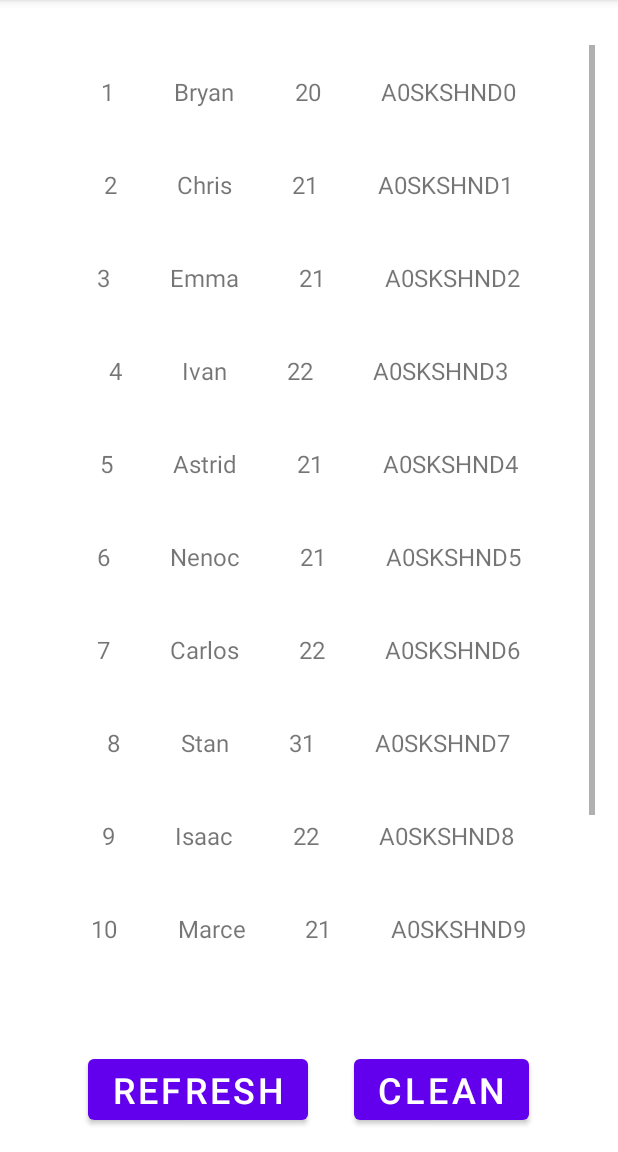
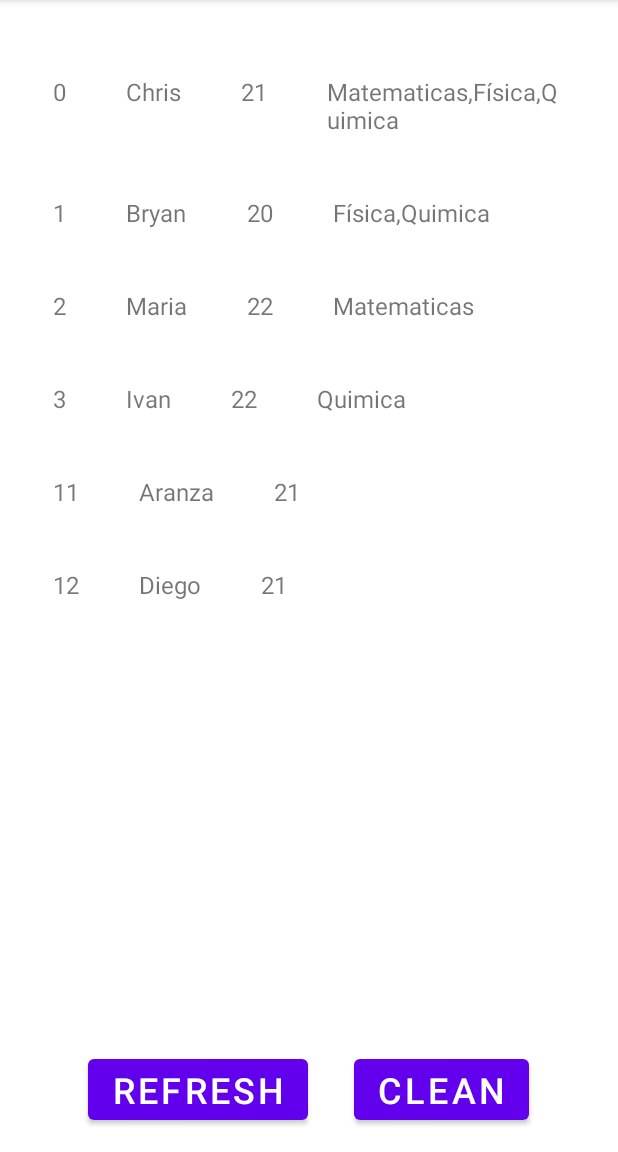
Before and after one commit to ChrisR1999/ejemploRecyclerview, an Android app: the screen it shows after launch (MainActivity), after a tap on "REFRESH", on a phone screen of 412 x 824 dp, the part 84-1236 px from its top. Run offline under Robolectric (Android 15) with nearby library versions, the phone set to English and light mode, and no system bars.

Commit message:
cambios y se agrego una consulta multiple

```diff
--- a/app/src/main/java/com/antsoftware/ejemplorecyclerview/MainActivity.java
+++ b/app/src/main/java/com/antsoftware/ejemplorecyclerview/MainActivity.java
@@ -1,6 +1,7 @@
 package com.antsoftware.ejemplorecyclerview;
 
 import androidx.appcompat.app.AppCompatActivity;
+import androidx.recyclerview.widget.GridLayoutManager;
 import androidx.recyclerview.widget.LinearLayoutManager;
 import androidx.recyclerview.widget.RecyclerView;
 
@@ -10,6 +11,7 @@ import android.widget.Button;
 import android.widget.Toast;
 
 import com.antsoftware.ejemplorecyclerview.db.DBHelper;
+import com.antsoftware.ejemplorecyclerview.db.models.StudentsModel;
 import com.antsoftware.ejemplorecyclerview.recycler.adapters.UserAdapter;
 import com.antsoftware.ejemplorecyclerview.recycler.models.UserModel;
 
@@ -22,7 +24,7 @@ public class MainActivity extends AppCompatActivity {
     private UserAdapter userAdapter;
     private Button refreshButton;
     private Button cleanButton;
-    private ArrayList<UserModel> myList = new ArrayList<>();
+    private ArrayList<StudentsModel> myList = new ArrayList<>();
 
     @Override
     protected void onCreate(Bundle savedInstanceState) {
@@ -58,17 +60,7 @@ public class MainActivity extends AppCompatActivity {
 
     }
     private void initializeList(){
-        myList.add(new UserModel("1","Bryan","20","A0SKSHND0"));
-        myList.add(new UserModel("2", "Chris","21","A0SKSHND1"));
-        myList.add(new UserModel("3", "Emma","21","A0SKSHND2"));
-        myList.add(new UserModel("4", "Ivan","22","A0SKSHND3"));
-        myList.add(new UserModel("5", "Astrid","21","A0SKSHND4"));
-        myList.add(new UserModel("6", "Nenoc","21","A0SKSHND5"));
-        myList.add(new UserModel("7", "Carlos","22","A0SKSHND6"));
-        myList.add(new UserModel("8", "Stan","31","A0SKSHND7"));
-        myList.add(new UserModel("9", "Isaac","22","A0SKSHND8"));
-        myList.add(new UserModel("10", "Marce","21","A0SKSHND9"));
-
+        myList = db.fetchStudents();
         setList();
     }
 
@@ -79,8 +71,8 @@ public class MainActivity extends AppCompatActivity {
 
     private void refreshList(){
         Toast.makeText(this, "Refrescando...", Toast.LENGTH_LONG).show();
-        myList.add(new UserModel("11", "Aranza", "21", "A0SKSHND10"));
-        myList.add(new UserModel("12", "Diego", "21", "A0SKSHND11"));
+        myList.add(new StudentsModel(11, "Aranza", 21));
+        myList.add(new StudentsModel(12, "Diego", 21));
         userAdapter = new UserAdapter(myList);
         myRecycler.setAdapter(userAdapter);
     }
--- a/app/src/main/java/com/antsoftware/ejemplorecyclerview/db/DBHelper.java
+++ b/app/src/main/java/com/antsoftware/ejemplorecyclerview/db/DBHelper.java
@@ -1,10 +1,13 @@
 package com.antsoftware.ejemplorecyclerview.db;
 
 import android.content.Context;
-import android.database.SQLException;
+import android.database.Cursor;
 import android.database.sqlite.SQLiteDatabase;
 import android.database.sqlite.SQLiteOpenHelper;
-import android.widget.Toast;
+
+import com.antsoftware.ejemplorecyclerview.db.models.StudentsModel;
+
+import java.util.ArrayList;
 
 public class DBHelper extends SQLiteOpenHelper {
 
@@ -16,7 +19,6 @@ public class DBHelper extends SQLiteOpenHelper {
     private static final String STUDENT_REGISTRY = "registry";
     private static final String STUDENT_NAME = "name";
     private static final String STUDENT_AGE = "age";
-
 
     public static final String CREATESTUDENTSTABLE = "CREATE TABLE "
             + STUDENTS_TABLE + "(" + STUDENT_REGISTRY
@@ -47,29 +49,24 @@ public class DBHelper extends SQLiteOpenHelper {
             + " INTEGER PRIMARY KEY AUTOINCREMENT,"
             + SUBJECTSBOARD_STUDENT + " INTEGER, "
             + SUBJECTSBOARD_SUBJECT + " INTEGER, " +
-            "FOREIGN KEY(" + SUBJECTSBOARD_STUDENT +") " +
-            "REFERENCES " + STUDENTS_TABLE +"("+ STUDENT_REGISTRY +"), " +
-            "FOREIGN KEY("+ SUBJECTSBOARD_SUBJECT +") " +
+            "FOREIGN KEY(" + SUBJECTSBOARD_STUDENT + ") " +
+            "REFERENCES " + STUDENTS_TABLE + "(" + STUDENT_REGISTRY + "), " +
+            "FOREIGN KEY(" + SUBJECTSBOARD_SUBJECT + ") " +
             "REFERENCES " + SUBJECTS_TABLE + "(" + SUBJECTS_ID + "));";
 
     private static final String DROPSUBJECTSBOARDTABLE = "DROP TABLE IF EXISTS " + SUBJECTSBOARD_TABLE;
 
-    public DBHelper(Context context){
+    public DBHelper(Context context) {
         super(context, DATABASE_NAME, null, DATABASE_VERSION);
         this.context = context;
     }
 
     @Override
     public void onCreate(SQLiteDatabase sqLiteDatabase) {
-        try {
-            sqLiteDatabase.execSQL(CREATESTUDENTSTABLE);
-            sqLiteDatabase.execSQL(CREATESUBJECTSTABLE);
-            sqLiteDatabase.execSQL(CREATESUBJECTSBOARDTABLE);
-            Toast.makeText(context, ("Si se armo"), Toast.LENGTH_LONG);
-        }catch (SQLException e){
-            Toast.makeText(context, ("Valio amigo") + e.toString(), Toast.LENGTH_LONG);
-        }
-
+        sqLiteDatabase.execSQL(CREATESTUDENTSTABLE);
+        sqLiteDatabase.execSQL(CREATESUBJECTSTABLE);
+        sqLiteDatabase.execSQL(CREATESUBJECTSBOARDTABLE);
+        initializeDB(sqLiteDatabase);
     }
 
     @Override
@@ -78,4 +75,57 @@ public class DBHelper extends SQLiteOpenHelper {
         sqLiteDatabase.execSQL(DROPSTUDENTSTABLE);
         sqLiteDatabase.execSQL(DROPSUBJECTSTABLE);
     }
+
+    public void initializeDB(SQLiteDatabase db) {
+        db.execSQL("INSERT INTO students VALUES(0, 'Chris', 21)");
+        db.execSQL("INSERT INTO students VALUES(1, 'Bryan', 20)");
+        db.execSQL("INSERT INTO students VALUES(2, 'Maria', 22)");
+        db.execSQL("INSERT INTO students VALUES(3, 'Ivan', 22)");
+
+        db.execSQL("INSERT INTO subjects VALUES(0, 'Matematicas')");
+        db.execSQL("INSERT INTO subjects VALUES(1, 'Física')");
+        db.execSQL("INSERT INTO subjects VALUES(2, 'Quimica')");
+
+        db.execSQL("INSERT INTO subjectsboard VALUES(0, 0, 0)");
+        db.execSQL("INSERT INTO subjectsboard VALUES(1, 0, 1)");
+        db.execSQL("INSERT INTO subjectsboard VALUES(2, 0, 2)");
+
+        db.execSQL("INSERT INTO subjectsboard VALUES(3, 1, 1)");
+        db.execSQL("INSERT INTO subjectsboard VALUES(4, 1, 2)");
+
+        db.execSQL("INSERT INTO subjectsboard VALUES(5, 2, 0)");
+
+        db.execSQL("INSERT INTO subjectsboard VALUES(6, 3, 2)");
+    }
+
+    public void insertStudent(StudentsModel student) {
+        SQLiteDatabase db = this.getWritableDatabase();
+        String insertStatement = "INSERT INTO " + STUDENTS_TABLE + " VALUES(" +
+                student.getRegistry() + ", " +
+                student.getName() + ", " +
+                student.getAge() + ");";
+    }
+
+    public ArrayList<StudentsModel> fetchStudents() {
+        ArrayList<StudentsModel> students = new ArrayList<>();
+        SQLiteDatabase db = this.getReadableDatabase();
+        String selectStatement = "SELECT students.*, group_concat(distinct subjects.name) " +
+                "FROM students, subjects, subjectsboard " +
+                "WHERE students.registry = subjectsboard.fkStudent " +
+                "AND subjects.id = subjectsBoard.fkSubject " +
+                "GROUP BY 1;";
+        Cursor cursor = db.rawQuery(selectStatement, null);
+        if (cursor.moveToFirst()) {
+            while (!cursor.isAfterLast()) {
+                students.add(new StudentsModel(
+                        cursor.getInt(0),
+                        cursor.getString(1),
+                        cursor.getInt(2),
+                        cursor.getString(3)
+                ));
+                cursor.moveToNext();
+            }
+        }
+        return students;
+    }
 }
--- a/app/src/main/java/com/antsoftware/ejemplorecyclerview/db/models/StudentsModel.java
+++ b/app/src/main/java/com/antsoftware/ejemplorecyclerview/db/models/StudentsModel.java
@@ -4,6 +4,7 @@ public class StudentsModel {
     private int registry;
     private String name;
     private int age;
+    private String subjects;
 
     public StudentsModel(){}
 
@@ -11,6 +12,12 @@ public class StudentsModel {
         this.registry = registry;
         this.name = name;
         this.age = age;
+    }
+    public StudentsModel(int registry, String name, int age, String subjects) {
+        this.registry = registry;
+        this.name = name;
+        this.age = age;
+        this.subjects = subjects;
     }
 
     public int getRegistry() {
@@ -36,4 +43,12 @@ public class StudentsModel {
     public void setAge(int age) {
         this.age = age;
     }
+
+    public String getSubjects() {
+        return subjects;
+    }
+
+    public void setSubjects(String subjects) {
+        this.subjects = subjects;
+    }
 }
--- a/app/src/main/java/com/antsoftware/ejemplorecyclerview/db/models/SubjectsBoardModel.java
+++ /dev/null
@@ -1,39 +0,0 @@
-package com.antsoftware.ejemplorecyclerview.db.models;
-
-public class SubjectsBoardModel {
-    private int id;
-    private int fkStudent;
-    private int fkSubject;
-
-    public SubjectsBoardModel(){}
-
-    public SubjectsBoardModel(int id, int fkStudent, int fkSubject) {
-        this.id = id;
-        this.fkStudent = fkStudent;
-        this.fkSubject = fkSubject;
-    }
-
-    public int getId() {
-        return id;
-    }
-
-    public void setId(int id) {
-        this.id = id;
-    }
-
-    public int getFkStudent() {
-        return fkStudent;
-    }
-
-    public void setFkStudent(int fkStudent) {
-        this.fkStudent = fkStudent;
-    }
-
-    public int getFkSubject() {
-        return fkSubject;
-    }
-
-    public void setFkSubject(int fkSubject) {
-        this.fkSubject = fkSubject;
-    }
-}
--- a/app/src/main/java/com/antsoftware/ejemplorecyclerview/recycler/adapters/UserAdapter.java
+++ b/app/src/main/java/com/antsoftware/ejemplorecyclerview/recycler/adapters/UserAdapter.java
@@ -6,6 +6,7 @@ import android.view.ViewGroup;
 import android.widget.TextView;
 
 import com.antsoftware.ejemplorecyclerview.R;
+import com.antsoftware.ejemplorecyclerview.db.models.StudentsModel;
 import com.antsoftware.ejemplorecyclerview.recycler.models.UserModel;
 
 import java.util.ArrayList;
@@ -14,9 +15,9 @@ import androidx.annotation.NonNull;
 import androidx.recyclerview.widget.RecyclerView;
 
 public class UserAdapter extends RecyclerView.Adapter<UserAdapter.ViewHolder> {
-    private ArrayList<UserModel> userModelList;
+    private ArrayList<StudentsModel> userModelList;
 
-    public UserAdapter(ArrayList<UserModel> userModelList){
+    public UserAdapter(ArrayList<StudentsModel> userModelList){
         this.userModelList = userModelList;
     }
 
@@ -29,15 +30,15 @@ public class UserAdapter extends RecyclerView.Adapter<UserAdapter.ViewHolder> {
 
     @Override
     public void onBindViewHolder(ViewHolder holder, int position) {
-        String id = userModelList.get(position).getId();
+        int Registry = userModelList.get(position).getRegistry();
         String name = userModelList.get(position).getName();
-        String age = userModelList.get(position).getAge();
-        String Registry = userModelList.get(position).getRegistry();
+        int age = userModelList.get(position).getAge();
+        String subjects = userModelList.get(position).getSubjects();
 
-        holder.id.setText(id);
+        holder.registry.setText(String.valueOf(Registry));
         holder.name.setText(name);
-        holder.age.setText(age);
-        holder.Registry.setText(Registry);
+        holder.age.setText(String.valueOf(age));
+        holder.subjects.setText(subjects);
     }
 
     @Override
@@ -46,17 +47,20 @@ public class UserAdapter extends RecyclerView.Adapter<UserAdapter.ViewHolder> {
     }
 
     public static class ViewHolder extends RecyclerView.ViewHolder{
-        private final TextView id;
+
+        private final TextView registry;
         private final TextView name;
         private final TextView age;
-        private final TextView Registry;
+        private final TextView subjects;
 
         public ViewHolder(View v){
             super(v);
-            id = (TextView) v.findViewById(R.id.tvID);
+
+            registry = (TextView) v.findViewById(R.id.tvRegistry);
             name = (TextView) v.findViewById(R.id.tvName);
             age = (TextView) v.findViewById(R.id.tvAge);
-            Registry = (TextView) v.findViewById(R.id.tvRegistry);
+            subjects = (TextView) v.findViewById(R.id.tvSubjects);
+
         }
     }
 }
--- a/app/src/main/res/layout/list_row.xml
+++ b/app/src/main/res/layout/list_row.xml
@@ -1,49 +1,55 @@
 <?xml version="1.0" encoding="utf-8"?>
 <LinearLayout xmlns:android="http://schemas.android.com/apk/res/android"
-    xmlns:tools="http://schemas.android.com/tools"
     android:layout_width="match_parent"
     android:layout_height="wrap_content"
     android:gravity="center_horizontal"
     android:orientation="horizontal">
 
     <TextView
-        android:id="@+id/tvID"
+        android:id="@+id/tvRegistry"
         android:layout_width="wrap_content"
         android:layout_height="wrap_content"
+        android:layout_marginHorizontal="20dp"
         android:layout_marginVertical="20dp"
-        android:layout_marginHorizontal="20dp"
+        android:text="@string/registryTitle"
         android:textAlignment="center"
-        android:text="@string/idTitle"
         android:textSize="16sp" />
+
+    <LinearLayout
+        android:id="@+id/lLName"
+        android:layout_width="match_parent"
+        android:layout_height="wrap_content"
+        android:gravity="clip_horizontal"
+        android:orientation="horizontal">
 
         <TextView
             android:id="@+id/tvName"
             android:layout_width="wrap_content"
             android:layout_height="wrap_content"
+            android:layout_marginHorizontal="20dp"
             android:layout_marginVertical="20dp"
-        android:layout_marginHorizontal="20dp"
-        android:textAlignment="center"
             android:text="@string/nameTitle"
+            android:textAlignment="textStart"
             android:textSize="16sp" />
 
         <TextView
             android:id="@+id/tvAge"
             android:layout_width="wrap_content"
             android:layout_height="wrap_content"
+            android:layout_marginHorizontal="20dp"
             android:layout_marginVertical="20dp"
-        android:layout_marginHorizontal="20dp"
-        android:textAlignment="center"
             android:text="@string/ageTitle"
+            android:textAlignment="textStart"
             android:textSize="16sp" />
 
         <TextView
-        android:id="@+id/tvRegistry"
+            android:id="@+id/tvSubjects"
             android:layout_width="wrap_content"
             android:layout_height="wrap_content"
+            android:layout_marginHorizontal="20dp"
             android:layout_marginVertical="20dp"
-        android:layout_marginHorizontal="20dp"
-        android:textAlignment="center"
-        android:text="@string/cedulaTitle"
+            android:text="@string/subjectsTitle"
+            android:textAlignment="textStart"
             android:textSize="16sp" />
-
     </LinearLayout>
+</LinearLayout>
--- a/app/src/main/res/values/strings.xml
+++ b/app/src/main/res/values/strings.xml
@@ -1,9 +1,10 @@
 <resources>
     <string name="app_name">ejemploRecyclerview</string>
     <string name="idTitle">ID</string>
+    <string name="registryTitle">Registry</string>
     <string name="nameTitle">Name</string>
     <string name="ageTitle">Age</string>
-    <string name="cedulaTitle">Cedula</string>
+    <string name="subjectsTitle">Subjects</string>
     <string name="refreshButton">Refresh</string>
     <string name="cleanButton">Clean</string>
 </resources>
```
Lines whose indentation alone changed are shown as unchanged.
